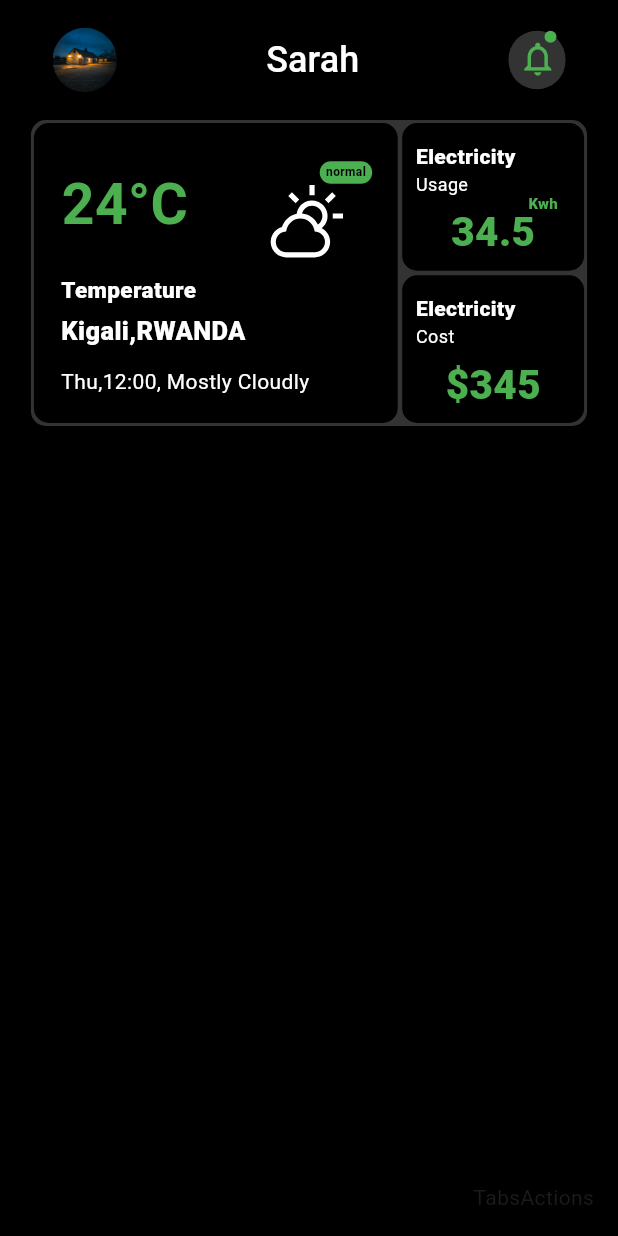
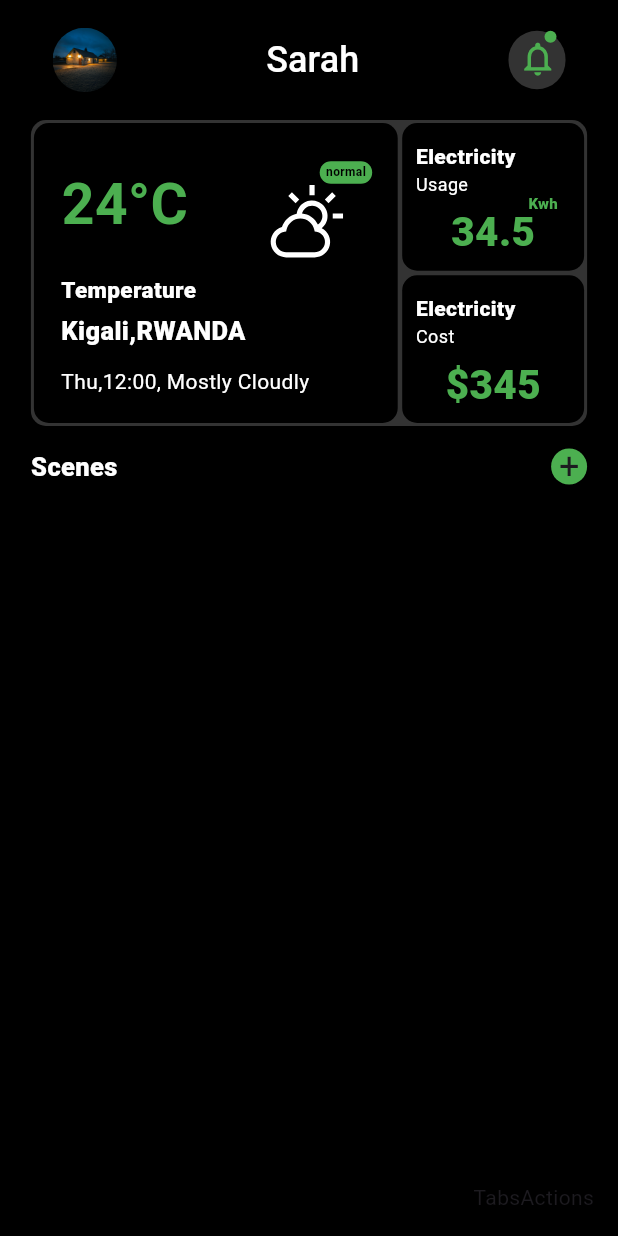
Before and after one commit to Tuyisenge2/E-commrcer-SPA-flutter, a Flutter app: the Dashboard screen opened by its route, on a phone screen of 412 x 824 dp. Run offline on Flutter 3.47's test engine with Material 3 defaults, Android fonts, the phone set to English and light mode, and no system bars; our stand-ins replace flutter_svg, go_router.

Commit message:
ui-scene title

```diff
--- a/lib/components/plus_button.dart
+++ b/lib/components/plus_button.dart
@@ -3,6 +3,19 @@ import 'package:flutter/material.dart';
 class PlusButton extends StatelessWidget {
   @override
   Widget build(BuildContext context) {
-    return Container(child: Text("eroind"));
+    return InkWell(
+      onTap: () {},
+      child: Container(
+        height: 24,
+        width: 24,
+        decoration: BoxDecoration(
+          color: Colors.green,
+          borderRadius: BorderRadius.circular(50),
+        ),
+        child: Center(
+          child: Text('+', style: TextStyle(height: 1, fontSize: 24)),
+        ),
+      ),
+    );
   }
 }
--- a/lib/pages/Dashboard/dashboard.dart
+++ b/lib/pages/Dashboard/dashboard.dart
@@ -318,8 +318,21 @@ class Dashboard extends StatelessWidget {
                     ],
                   ),
                 ),
-
-            //    Row(children: [Text('Scenes'), PlusButton()]),
+                SizedBox(height: 15),
+                Row(
+                  mainAxisAlignment: MainAxisAlignment.spaceBetween,
+                  children: [
+                    Text(
+                      'Scenes',
+                      style: TextStyle(
+                        color: Colors.white,
+                        fontSize: 17,
+                        fontWeight: FontWeight.w800,
+                      ),
+                    ),
+                    PlusButton(),
+                  ],
+                ),
               ],
             ),
           ),
```
